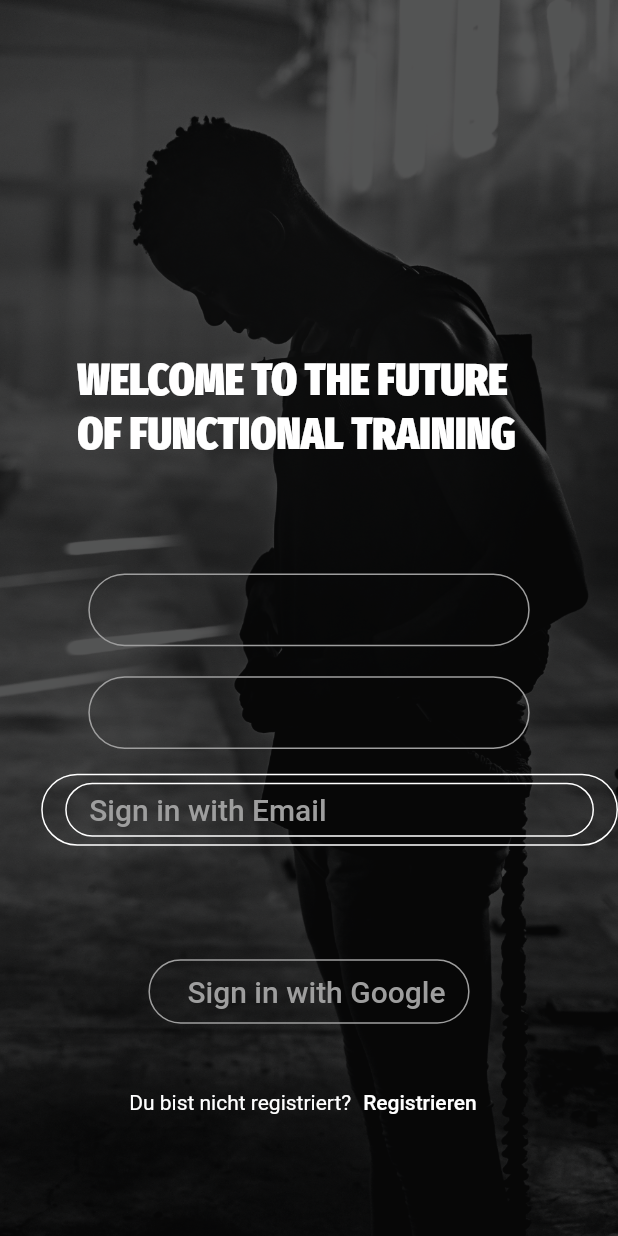
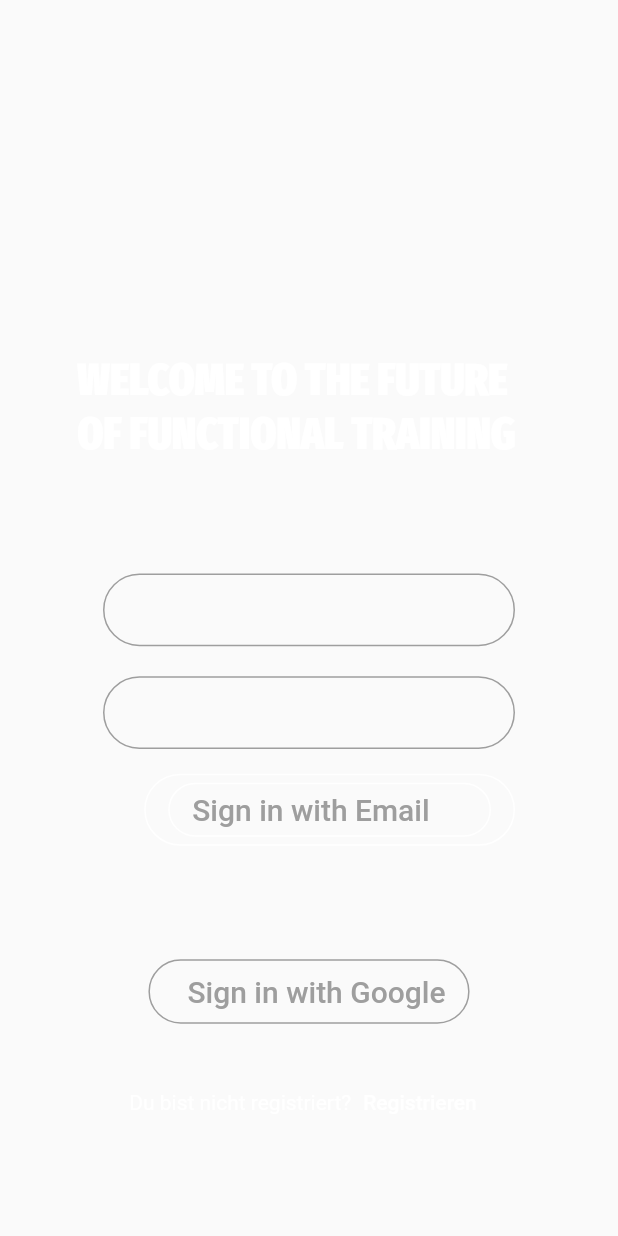
Before and after one commit to exopek/sport_app, a Flutter app: the screen it shows after launch, on a phone screen of 412 x 824 dp. Run offline on Flutter 3.47's test engine with Material 2 defaults, Android fonts, the phone set to English and light mode, and no system bars; our stand-ins replace chewie, cloud_firestore, firebase_auth, firebase_core, firebase_storage, flutter_svg and 5 more; missing offline and left inert: video_thumbnail; accounts and stored records are empty; project files that could hold a hidden picture were left out.

Commit message:
chnageSignIn

```diff
--- a/lib/Views/sign_in.dart
+++ b/lib/Views/sign_in.dart
@@ -3,7 +3,6 @@
 import 'package:flutter/material.dart';
 import 'package:provider/provider.dart';
 import 'package:video_app/CustomWidgets/custom_signIn_Button.dart';
-import 'package:video_app/CustomWidgets/neoContainer.dart';
 import 'package:video_app/Models/models.dart';
 import 'package:video_app/Notifyers/listViewIndex.dart';
 import 'package:video_app/Notifyers/sortBar_notifyer.dart';
@@ -12,15 +11,10 @@ import 'package:video_app/Services/database_handler.dart';
 import 'package:video_app/Services/firebase_auth_service.dart';
 import 'package:video_app/Services/storage_handler.dart';
 import 'package:video_app/Views/create_account.dart';
+import 'package:flutter/cupertino.dart';
+import 'package:video_app/Views/home_a.dart';
+import 'dart:ui';
 
-import 'package:video_app/Views/home_a.dart';
-
-
-import 'package:video_app/Views/xd_home.dart';
-
-
-import 'home_final.dart';
-import 'neo_home.dart';
 
 class SignInPage extends StatefulWidget {
 
@@ -59,22 +53,9 @@ class _SignInPageState extends State<SignInPage> {
   Widget build(BuildContext context) {
     return Scaffold(
       body: SingleChildScrollView(
-        child: Container(
-            height: MediaQuery.of(context).size.height,
-            width: MediaQuery.of(context).size.width,
-            decoration: BoxDecoration(
-              image: DecorationImage(
-                fit: BoxFit.cover,
-                image: AssetImage('assets/Thabs.png'),
-              )
-            ),
-            child: Container(
-              height: MediaQuery.of(context).size.height,
-              width: MediaQuery.of(context).size.width,
-              color: Color.fromRGBO(10, 10, 10, 0.7),
-              child: Center(
+        physics: BouncingScrollPhysics(),
                 child: Column(
-                  //mainAxisSize: MainAxisSize.max,
+                  mainAxisSize: MainAxisSize.max,
                   //mainAxisAlignment: MainAxisAlignment.center,
                   children: <Widget>[
                     SizedBox(height: MediaQuery.of(context).size.height/3.5),
@@ -92,9 +73,7 @@ class _SignInPageState extends State<SignInPage> {
                   ],
                 ),
               ),
-            ),
-          ),
-      ),
+
 
     );
   }
@@ -113,7 +92,7 @@ class _SignInPageState extends State<SignInPage> {
   Widget _signInButtonEmail(BuildContext context) {
     return Container(
       height: MediaQuery.of(context).size.height/3.0,
-      width: MediaQuery.of(context).size.width,
+      width: MediaQuery.of(context).size.width/1.5,
       child: Column(
           children: [
             SizedBox(height: 20.0,),
```
